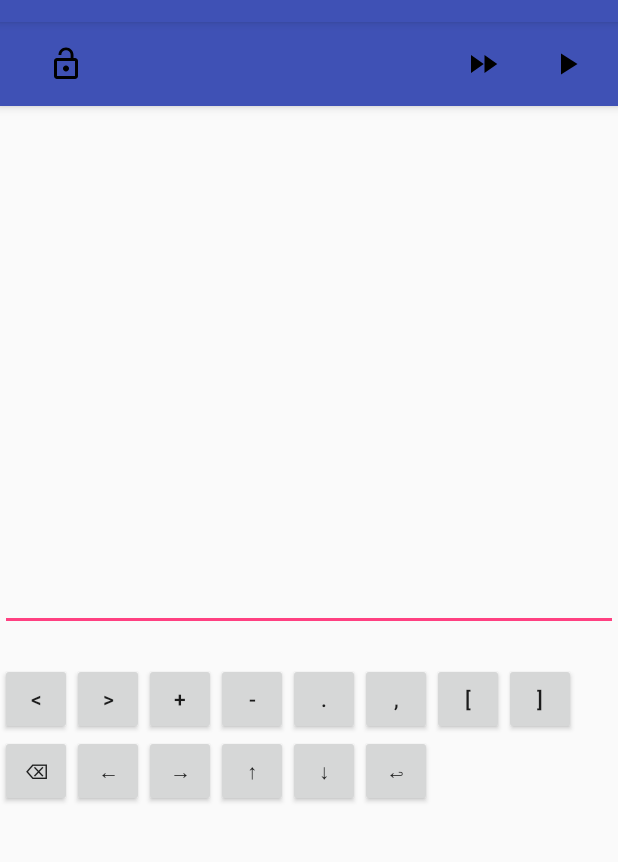
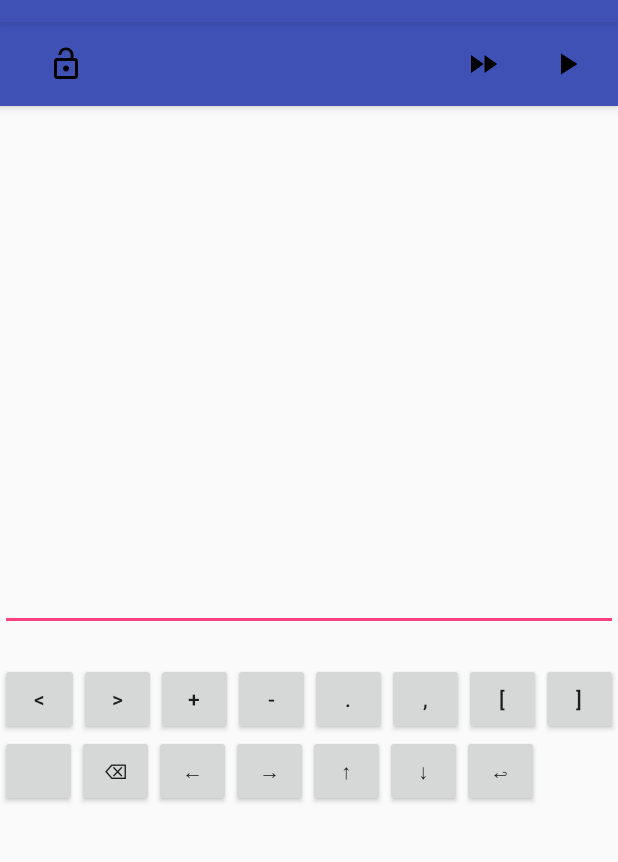
Before and after one commit to tpb1908/Brainfuck_App, an Android app: the Editor screen opened directly, with no data from a screen before it, on a phone screen of 412 x 824 dp, the part 62-924 px from its top. Run offline under Robolectric (Android 15) with nearby library versions, the phone set to English and light mode, and no system bars.

Commit message:
Set up the other buttons

```diff
--- a/app/src/main/res/layout/editor.xml
+++ b/app/src/main/res/layout/editor.xml
@@ -59,87 +59,109 @@
         android:layout_below="@+id/editor"
         android:layout_centerHorizontal="true"
         android:layout_marginTop="21dp"
+        android:stretchColumns="*"
         android:id="@+id/quick_buttons">
 
 
         <TableRow
-            android:layout_width="match_parent"
+            android:layout_width="0dp"
             android:layout_height="match_parent">
 
             <Button
                 style="?android:attr/buttonStyleSmall"
                 android:text="@string/decrement"
                 android:id="@+id/decrement_button"
-                android:layout_column="0"/>
+                android:layout_column="0"
+                android:onClick="editButtonPress"
+                android:layout_weight="1"/>
             <Button
                 style="?android:attr/buttonStyleSmall"
                 android:text="@string/increment"
                 android:id="@+id/increment_button"
-                android:layout_column="1"/>
+                android:layout_column="1"
+                android:onClick="editButtonPress"/>
             <Button
                 style="?android:attr/buttonStyleSmall"
-                android:text="+"
+                android:text="@string/plus"
                 android:id="@+id/plus_button"
-                android:layout_column="2"/>
+                android:layout_column="2"
+                android:onClick="editButtonPress"/>
             <Button
                 style="?android:attr/buttonStyleSmall"
                 android:text="@string/minus"
                 android:id="@+id/minus_button"
-                android:layout_column="3"/>
+                android:layout_column="3"
+                android:onClick="editButtonPress"/>
             <Button
                 style="?android:attr/buttonStyleSmall"
                 android:text="@string/print"
                 android:id="@+id/output_button"
-                android:layout_column="4"/>
+                android:layout_column="4"
+                android:onClick="editButtonPress"/>
             <Button
                 style="?android:attr/buttonStyleSmall"
                 android:text="@string/input"
                 android:id="@+id/input_button"
-                android:layout_column="5"/>
+                android:layout_column="5"
+                android:onClick="editButtonPress"/>
             <Button
                 style="?android:attr/buttonStyleSmall"
                 android:text="@string/start_loop"
                 android:id="@+id/start_loop_button"
-                android:layout_column="6"/>
+                android:layout_column="6"
+                android:onClick="editButtonPress"/>
             <Button
                 style="?android:attr/buttonStyleSmall"
                 android:text="@string/end_loop"
                 android:id="@+id/end_loop_button"
-                android:layout_column="7"/>
+                android:layout_column="7"
+                android:onClick="editButtonPress"/>
 
         </TableRow>
-        <TableRow>
-
+        <TableRow
+            android:layout_width="0dp">
+            <Button
+                style="?android:attr/buttonStyleSmall"
+                android:text="@string/space"
+                android:id="@+id/space_button"
+                android:layout_column="0"
+                android:onClick="editButtonPress"/>
             <Button
                 style="?android:attr/buttonStyleSmall"
                 android:text="@string/backspace"
                 android:id="@+id/backspace_button"
-                android:layout_column="0"/>
+                android:layout_column="1"
+                android:onClick="editButtonPress"/>
             <Button
                 style="?android:attr/buttonStyleSmall"
                 android:text="@string/back"
                 android:id="@+id/backward_button"
-                android:layout_column="1"/>
+                android:layout_column="2"
+                android:onClick="editButtonPress"/>
             <Button
                 style="?android:attr/buttonStyleSmall"
                 android:text="@string/forward"
                 android:id="@+id/forward_button"
-                android:layout_column="2"/>
+                android:layout_column="3"
+                android:onClick="editButtonPress"/>
             <Button
                 style="?android:attr/buttonStyleSmall"
                 android:text="@string/up"
                 android:id="@+id/up_button"
-                android:layout_column="3"/>
+                android:layout_column="4"
+                android:onClick="editButtonPress"/>
             <Button
                 style="?android:attr/buttonStyleSmall"
                 android:text="@string/down"
                 android:id="@+id/down_button"
-                android:layout_column="4"/>
+                android:layout_column="5"
+                android:onClick="editButtonPress"/>
             <Button
                 style="?android:attr/buttonStyleSmall"
                 android:text="@string/enter"
                 android:id="@+id/enter_button"
-                android:layout_column="5"/>
+                android:layout_column="6"
+                android:onClick="editButtonPress"/>
 
         </TableRow>
     </TableLayout>
--- a/app/src/main/res/values/strings.xml
+++ b/app/src/main/res/values/strings.xml
@@ -14,6 +14,7 @@
     <string name="input">,</string>
     <string name="start_loop">[</string>
     <string name="end_loop">]</string>
+    <string name="space">" "</string>
     <string name="backspace">⌫</string>
     <string name="back">←</string>
     <string name="forward">→</string>
```
Also changed, not shown: app/src/main/java/com/tpb/brainfuck_app/Editor.java (+60 -0 lines).
